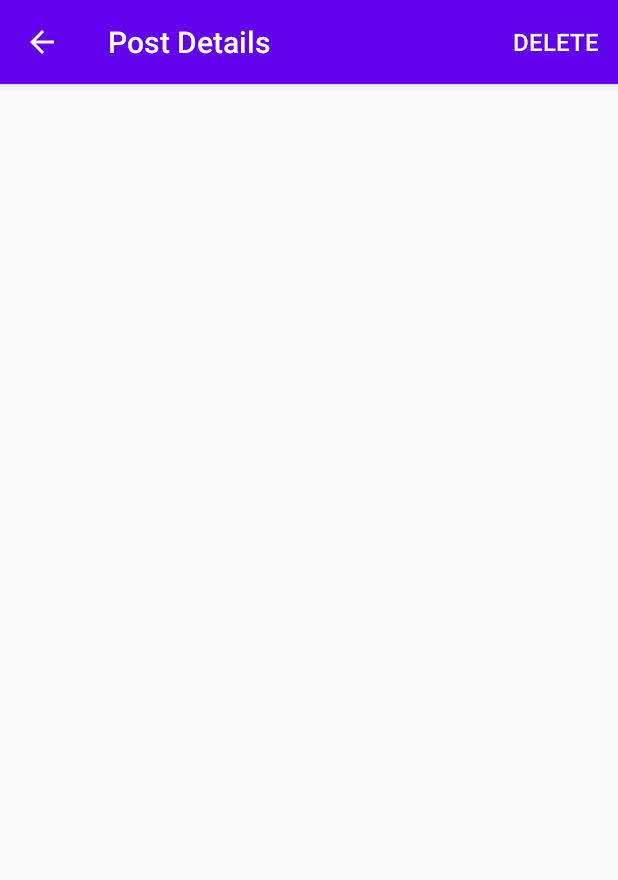
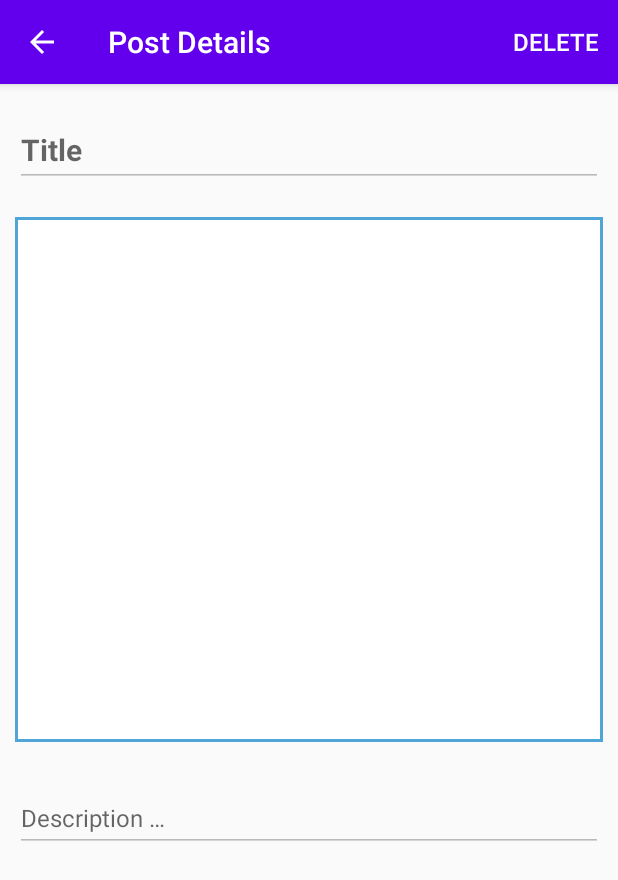
Before and after one commit to WillDinauer/Pikr, an Android app: the PastPostActivity screen opened directly, with no data from a screen before it, on a phone screen of 412 x 824 dp. Shown: the top 880 px of the screen. Run offline under Robolectric (Android 15) with nearby library versions, the phone set to English and light mode, and no system bars; our stand-ins replace Firebase (no records; nobody signed in at launch, a user with empty details on screens opened directly); 3 statements that could not run were skipped.

Commit message:
final changes

```diff
--- a/Pikr/app/src/main/java/com/example/pikr/activities/PastPostActivity.java
+++ b/Pikr/app/src/main/java/com/example/pikr/activities/PastPostActivity.java
@@ -5,31 +5,87 @@ import androidx.appcompat.app.ActionBar;
 import androidx.appcompat.app.AppCompatActivity;
 
 import android.os.Bundle;
+import android.util.Log;
 import android.view.Menu;
 import android.view.MenuItem;
+import android.widget.TextView;
 
 import com.example.pikr.R;
+import com.example.pikr.adapters.ProfileAdapter;
 import com.example.pikr.fragments.CreateFragment;
 import com.example.pikr.models.Login;
 import com.example.pikr.models.Post;
+import com.google.firebase.database.DataSnapshot;
+import com.google.firebase.database.DatabaseError;
 import com.google.firebase.database.DatabaseReference;
 import com.google.firebase.database.FirebaseDatabase;
+import com.google.firebase.database.Query;
+import com.google.firebase.database.ValueEventListener;
+
+import java.util.Objects;
 
 public class PastPostActivity extends AppCompatActivity {
 
-    private Login loginInfo;
-    private DatabaseReference mRef;
+    private TextView title, description;
+    private Post post;
+    private Query query;
+    private DatabaseReference ref;
 
     @Override
     protected void onCreate(Bundle savedInstanceState) {
         super.onCreate(savedInstanceState);
         setupActionBar();
         setContentView(R.layout.activity_past_post);
-        loginInfo = new Login(this.getApplicationContext());
+        Login loginInfo = new Login(this.getApplicationContext());
+        title = findViewById(R.id.history_title_text);
+        description = findViewById(R.id.history_description_text);
 
+        Log.d("CHECK", "id passed: " + getIntent().getExtras().getInt(ProfileAdapter.POST_ID_KEY));
         FirebaseDatabase database = FirebaseDatabase.getInstance();
         String emailKey = loginInfo.getEmail().replace(".", CreateFragment.PERIOD_REPLACEMENT_KEY);
-        mRef = database.getReference(emailKey);
+        ref = database.getReference(emailKey);
+        query = ref.orderByChild("id")
+                .equalTo(Objects.requireNonNull(getIntent().getExtras()).getInt(ProfileAdapter.POST_ID_KEY));
+        query.addListenerForSingleValueEvent(valueEventListener);
+    }
+
+    ValueEventListener valueEventListener = new ValueEventListener() {
+        @Override
+        public void onDataChange(@NonNull DataSnapshot dataSnapshot) {
+            if (dataSnapshot.exists()){
+                for (DataSnapshot snapshot: dataSnapshot.getChildren()) {
+                    post = snapshot.getValue(Post.class);
+                    updateFields();
+                }
+            }
+        }
+        @Override
+        public void onCancelled(@NonNull DatabaseError databaseError) {
+
+        }
+    };
+
+    ValueEventListener deleteEventListener = new ValueEventListener() {
+        @Override
+        public void onDataChange(@NonNull DataSnapshot dataSnapshot) {
+            if (dataSnapshot.exists()){
+                for (DataSnapshot snapshot: dataSnapshot.getChildren()) {
+                    snapshot.getRef().removeValue();
+                }
+            }
+        }
+
+        @Override
+        public void onCancelled(@NonNull DatabaseError databaseError) {
+
+        }
+    };
+
+    private void updateFields(){
+        if (post!=null) {
+            title.setText(post.getTitle());
+            description.setText(post.getDescription());
+        }
     }
 
     private void setupActionBar() {
@@ -54,9 +110,14 @@ public class PastPostActivity extends AppCompatActivity {
                 return true;
             case R.id.action_delete:
                 //SET THE POST DELETE VAR TO TRUE
+                deletePost();
                 finish();
                 return true;
         }
         return super.onOptionsItemSelected(item);
     }
+
+    private void deletePost(){
+        ref.child(String.valueOf(post.getId())).child("deleted").setValue(true);
+    }
 }
--- a/Pikr/app/src/main/java/com/example/pikr/adapters/ProfileAdapter.java
+++ b/Pikr/app/src/main/java/com/example/pikr/adapters/ProfileAdapter.java
@@ -2,6 +2,7 @@ package com.example.pikr.adapters;
 
 import android.content.Context;
 import android.content.Intent;
+import android.util.Log;
 import android.view.LayoutInflater;
 import android.view.View;
 import android.view.ViewGroup;
--- a/Pikr/app/src/main/java/com/example/pikr/fragments/MyActivityFragment.java
+++ b/Pikr/app/src/main/java/com/example/pikr/fragments/MyActivityFragment.java
@@ -28,6 +28,8 @@ import com.google.firebase.database.FirebaseDatabase;
 import com.google.firebase.database.ValueEventListener;
 
 import java.util.ArrayList;
+import java.util.HashSet;
+import java.util.Set;
 
 public class MyActivityFragment extends Fragment {
     private static final int LOAD_POSTS_ID = 1;
@@ -81,6 +83,7 @@ public class MyActivityFragment extends Fragment {
             @Override
             public void onDataChange(@NonNull DataSnapshot dataSnapshot) {
                 Log.d("TEST", "onDataChange");
+                mAdapter.clear();
                 for (DataSnapshot postSnapshot : dataSnapshot.getChildren()) {
                     Post post = postSnapshot.getValue(Post.class);
                     if (post != null && !post.getDeleted()) {
--- a/Pikr/app/src/main/res/layout/activity_past_post.xml
+++ b/Pikr/app/src/main/res/layout/activity_past_post.xml
@@ -1,9 +1,56 @@
 <?xml version="1.0" encoding="utf-8"?>
-<androidx.constraintlayout.widget.ConstraintLayout xmlns:android="http://schemas.android.com/apk/res/android"
+<LinearLayout xmlns:android="http://schemas.android.com/apk/res/android"
     xmlns:app="http://schemas.android.com/apk/res-auto"
     xmlns:tools="http://schemas.android.com/tools"
     android:layout_width="match_parent"
+    android:orientation="vertical"
     android:layout_height="match_parent"
     tools:context=".activities.PastPostActivity">
+    <com.google.android.material.textfield.TextInputLayout
+        android:layout_width="match_parent"
+        android:padding="10dp"
+        android:layout_height="wrap_content">
 
-</androidx.constraintlayout.widget.ConstraintLayout>
+        <com.google.android.material.textfield.TextInputEditText
+            android:id="@+id/history_title_text"
+            android:textSize="20sp"
+            android:layout_width="match_parent"
+            android:layout_height="wrap_content"
+            android:enabled="false"
+            android:hint="@string/title"
+            android:textStyle="bold"
+            android:inputType="textCapSentences"
+            android:maxLines="1" />
+    </com.google.android.material.textfield.TextInputLayout>
+
+    <HorizontalScrollView
+        android:layout_width="match_parent"
+        android:layout_height="350dp"
+        android:layout_margin="10dp"
+        android:scrollbars="none"
+        android:background="@drawable/rectangle"
+        >
+        <LinearLayout
+            android:id="@+id/history_photo_scroll"
+            android:layout_width="wrap_content"
+            android:layout_height="match_parent"
+            android:orientation="horizontal"/>
+    </HorizontalScrollView>
+
+    <com.google.android.material.textfield.TextInputLayout
+        android:layout_width="match_parent"
+        android:layout_height="wrap_content"
+        android:padding="10dp">
+
+        <com.google.android.material.textfield.TextInputEditText
+            android:id="@+id/history_description_text"
+            android:layout_width="match_parent"
+            android:layout_height="wrap_content"
+            android:hint="@string/post_description"
+            android:enabled="false"
+            android:maxLength="251"
+            android:inputType="textCapSentences|textMultiLine"
+            android:maxLines="4" />
+    </com.google.android.material.textfield.TextInputLayout>
+
+</LinearLayout>
```
